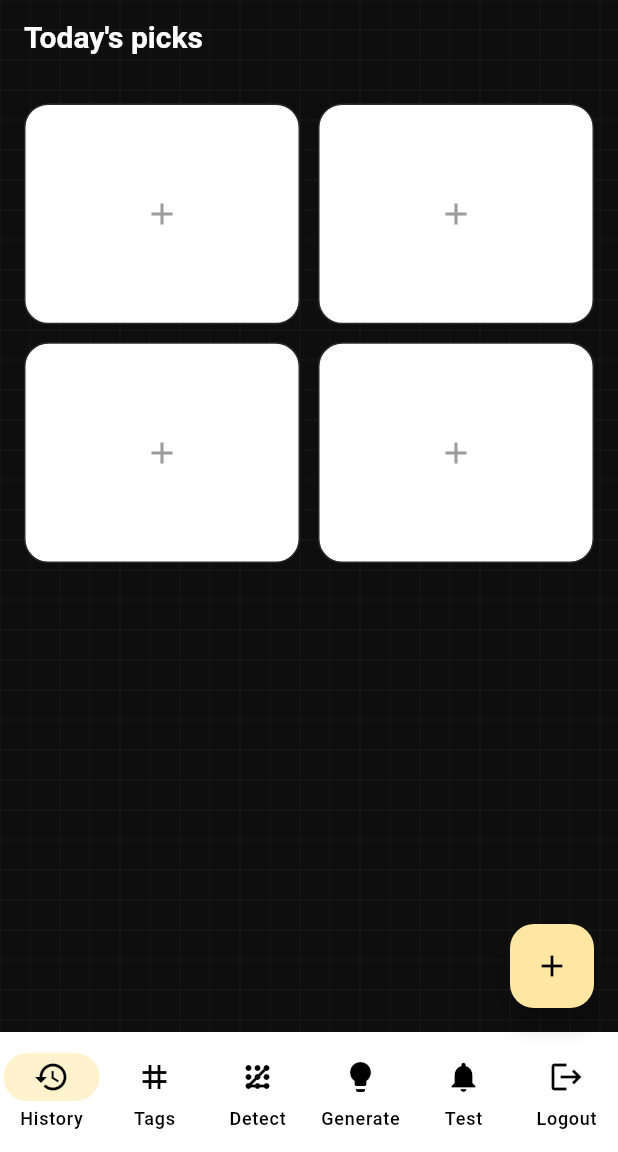
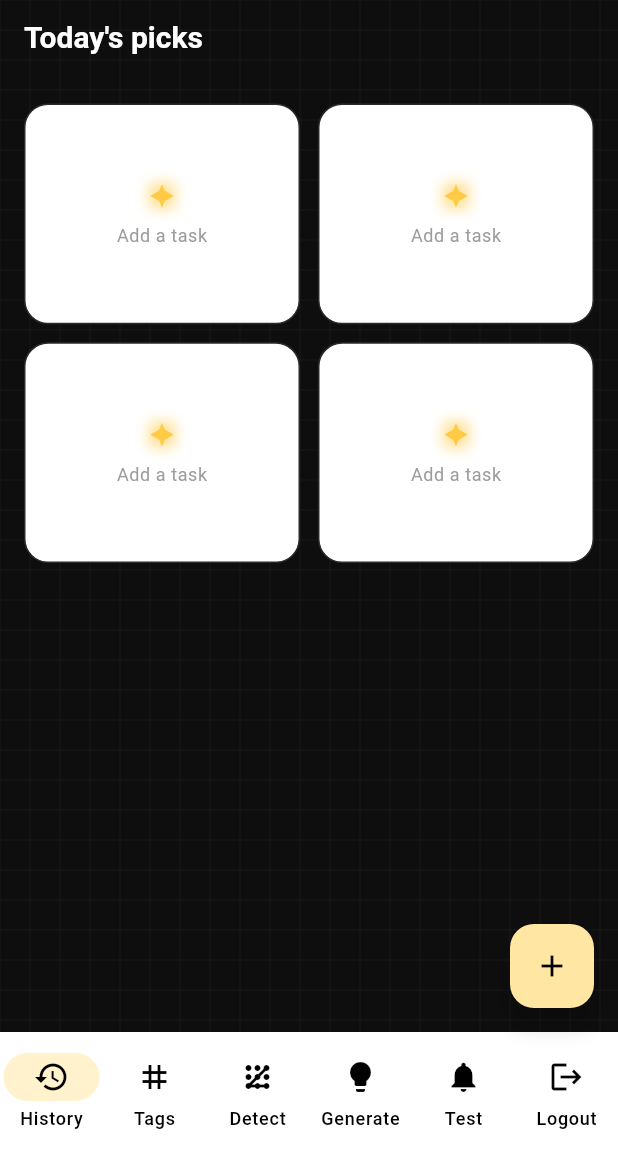
Before and after one commit to dotunv/juey, a Flutter app: the HomeScreen screen opened by its route, on a phone screen of 412 x 824 dp, the part 84-1236 px from its top. Run offline on Flutter 3.47's test engine with Material 3 defaults, Android fonts, the phone set to English and light mode, and no system bars; our stand-ins replace flutter_dotenv, flutter_local_notifications, flutter_riverpod, flutter_svg, go_router, supabase_flutter and 1 more; accounts and stored records are empty.

Commit message:
Capy jam: Empty state uses pulsing spark badge to match grid motif

```diff
--- a/lib/screens/home_screen.dart
+++ b/lib/screens/home_screen.dart
@@ -14,6 +14,7 @@ import '../services/suggestion_service.dart';
 import '../services/notification_service.dart';
 import '../widgets/task_card.dart';
 import '../widgets/quick_add_sheet.dart';
+import '../widgets/spark_badge.dart';
 import '../app/theme/color_schemes.dart';
 
 class HomeScreen extends ConsumerStatefulWidget {
@@ -224,7 +225,7 @@ class _HomeScreenState extends ConsumerState<HomeScreen> with TickerProviderStat
                                     borderRadius: BorderRadius.circular(16),
                                     border: Border.all(color: AppColors.surfaceDark2),
                                   ),
-                                  child: const Center(child: Icon(Icons.add, color: AppColors.textSecondaryDark)),
+                                  child: const Center(child: _EmptySpark()),
                                 );
                               }, childCount: columns * 2),
                             );
@@ -314,6 +315,21 @@ class _HomeScreenState extends ConsumerState<HomeScreen> with TickerProviderStat
   }
 }
 
+class _EmptySpark extends StatelessWidget {
+  const _EmptySpark();
+  @override
+  Widget build(BuildContext context) {
+    return Column(
+      mainAxisAlignment: MainAxisAlignment.center,
+      children: [
+        SparkBadge(size: 22, pulse: true),
+        const SizedBox(height: 8),
+        Text('Add a task', style: Theme.of(context).textTheme.bodySmall?.copyWith(color: AppColors.textSecondaryDark)),
+      ],
+    );
+  }
+}
+
 class _GridBackground extends StatelessWidget {
   const _GridBackground();
   @override
```
